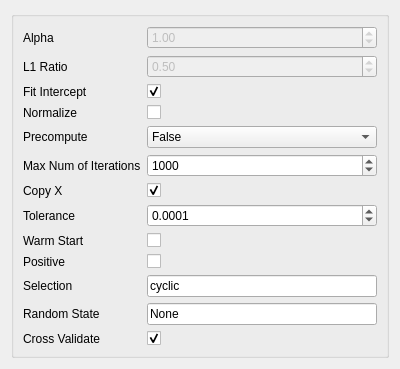
Qt form ui/ElasticNet.ui (tisaconundrum2/PySAT-GUI) before a commit.
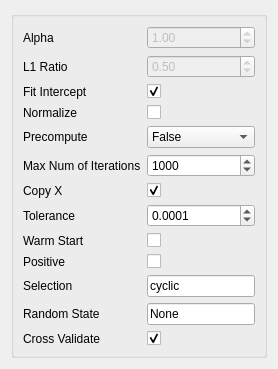
The same form after that commit.

```diff
--- a/ui/ElasticNet.ui
+++ b/ui/ElasticNet.ui
@@ -2,14 +2,6 @@
 <ui version="4.0">
  <class>Form</class>
  <widget class="QWidget" name="Form">
-  <property name="geometry">
-   <rect>
-    <x>0</x>
-    <y>0</y>
-    <width>400</width>
-    <height>366</height>
-   </rect>
-  </property>
   <property name="sizePolicy">
    <sizepolicy hsizetype="Ignored" vsizetype="Ignored">
     <horstretch>0</horstretch>
```
